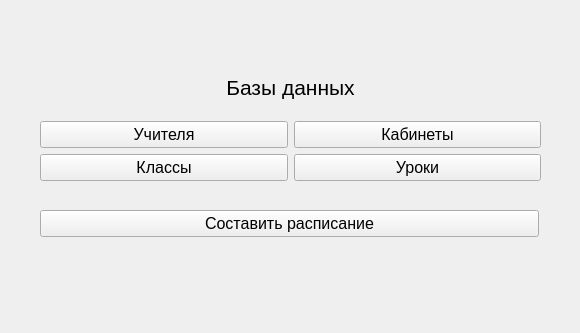
Qt form scheduler/view/skeletons/main_window.ui (Krakozaybr/scheduleMaker) before a commit.
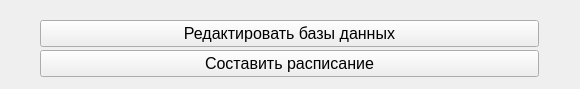
The same form after that commit.

Patch:
```diff
--- a/scheduler/view/skeletons/main_window.ui
+++ b/scheduler/view/skeletons/main_window.ui
@@ -7,100 +7,17 @@
     <x>0</x>
     <y>0</y>
     <width>580</width>
-    <height>333</height>
+    <height>89</height>
    </rect>
   </property>
   <property name="windowTitle">
    <string>Редактор расписания</string>
   </property>
-  <widget class="QWidget" name="verticalLayoutWidget">
-   <property name="geometry">
-    <rect>
-     <x>40</x>
-     <y>60</y>
-     <width>501</width>
-     <height>121</height>
-    </rect>
-   </property>
-   <layout class="QVBoxLayout" name="verticalLayout">
-    <item>
-     <widget class="QLabel" name="label">
-      <property name="font">
-       <font>
-        <pointsize>16</pointsize>
-       </font>
-      </property>
-      <property name="text">
-       <string>Базы данных</string>
-      </property>
-      <property name="alignment">
-       <set>Qt::AlignCenter</set>
-      </property>
-     </widget>
-    </item>
-    <item>
-     <layout class="QHBoxLayout" name="horizontalLayout">
-      <item>
-       <widget class="QPushButton" name="teachersBtn">
-        <property name="font">
-         <font>
-          <pointsize>12</pointsize>
-         </font>
-        </property>
-        <property name="text">
-         <string>Учителя</string>
-        </property>
-       </widget>
-      </item>
-      <item>
-       <widget class="QPushButton" name="classroomsBtn">
-        <property name="font">
-         <font>
-          <pointsize>12</pointsize>
-         </font>
-        </property>
-        <property name="text">
-         <string>Кабинеты</string>
-        </property>
-       </widget>
-      </item>
-     </layout>
-    </item>
-    <item>
-     <layout class="QHBoxLayout" name="horizontalLayout_2">
-      <item>
-       <widget class="QPushButton" name="groupsBtn">
-        <property name="font">
-         <font>
-          <pointsize>12</pointsize>
-         </font>
-        </property>
-        <property name="text">
-         <string>Классы</string>
-        </property>
-       </widget>
-      </item>
-      <item>
-       <widget class="QPushButton" name="lessonsBtn">
-        <property name="font">
-         <font>
-          <pointsize>12</pointsize>
-         </font>
-        </property>
-        <property name="text">
-         <string>Уроки</string>
-        </property>
-       </widget>
-      </item>
-     </layout>
-    </item>
-   </layout>
-  </widget>
   <widget class="QPushButton" name="makeScheduleBtn">
    <property name="geometry">
     <rect>
      <x>40</x>
-     <y>210</y>
+     <y>50</y>
      <width>499</width>
      <height>27</height>
     </rect>
@@ -114,6 +31,24 @@
     <string>Составить расписание</string>
    </property>
   </widget>
+  <widget class="QPushButton" name="editBtn">
+   <property name="geometry">
+    <rect>
+     <x>40</x>
+     <y>20</y>
+     <width>499</width>
+     <height>27</height>
+    </rect>
+   </property>
+   <property name="font">
+    <font>
+     <pointsize>12</pointsize>
+    </font>
+   </property>
+   <property name="text">
+    <string>Редактировать базы данных</string>
+   </property>
+  </widget>
  </widget>
  <resources/>
  <connections/>
```
